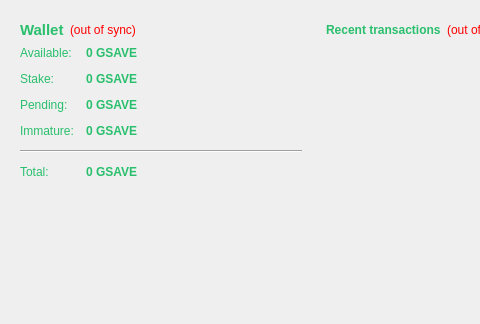
Before: the Qt Designer form src/qt/forms/overviewpage.ui in MyCryptoCoins/gsave, drawn with Qt 5; both pictures show x 0 to 480 and y 0 to 324 of the 590 by 530 pixel window.
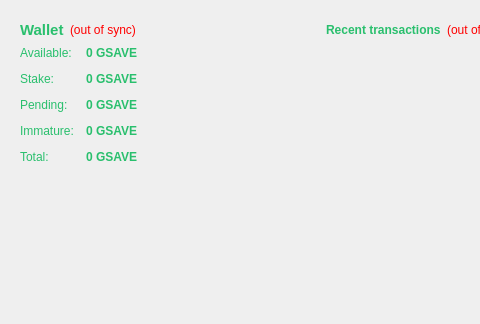
After: the same form once the commit is applied. Icons and pictures are not drawn.

```diff
--- a/src/qt/forms/overviewpage.ui
+++ b/src/qt/forms/overviewpage.ui
@@ -341,21 +341,14 @@
             </property>
            </widget>
           </item>
-          <item row="4" column="0" colspan="2">
-           <widget class="Line" name="line">
-            <property name="orientation">
-             <enum>Qt::Horizontal</enum>
-            </property>
-           </widget>
-          </item>
-          <item row="5" column="0">
+          <item row="4" column="0">
            <widget class="QLabel" name="labelTotalText">
             <property name="text">
              <string>Total:</string>
             </property>
            </widget>
           </item>
-          <item row="5" column="1">
+          <item row="4" column="1">
            <widget class="QLabel" name="labelTotal">
             <property name="font">
              <font>
```
Left out of the diff: 7 changed lines with no effect on the pictures.
